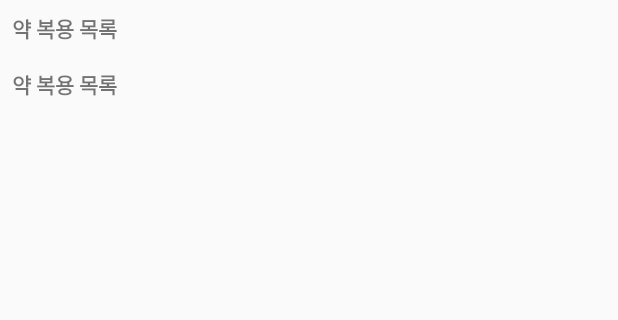
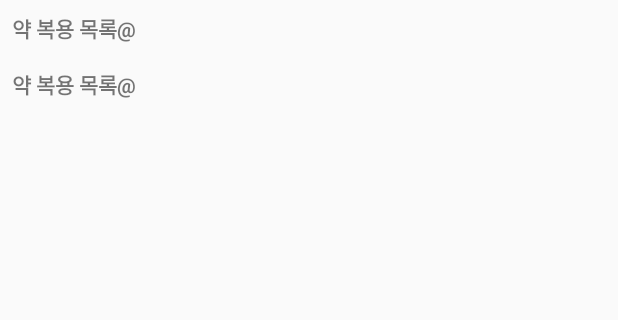
Before and after one commit to kim3278/Test, an Android app: the screen it shows after launch (MainActivity), on a phone screen of 412 x 824 dp, the part 84-404 px from its top. Run offline under Robolectric (Android 15) with nearby library versions, the phone set to English and light mode, and no system bars; 3 statements that could not run were skipped.

Commit message:
test for commit

```diff
--- a/app/src/main/res/layout/tab_fragment1.xml
+++ b/app/src/main/res/layout/tab_fragment1.xml
@@ -8,7 +8,7 @@
         android:id="@+id/firstTitle"
         android:layout_width="wrap_content"
         android:layout_height="wrap_content"
-        android:text="약 복용 목록"
+        android:text="약 복용 목록@"
         android:textStyle="bold"
         android:layout_margin="8dp"/>
 
```
